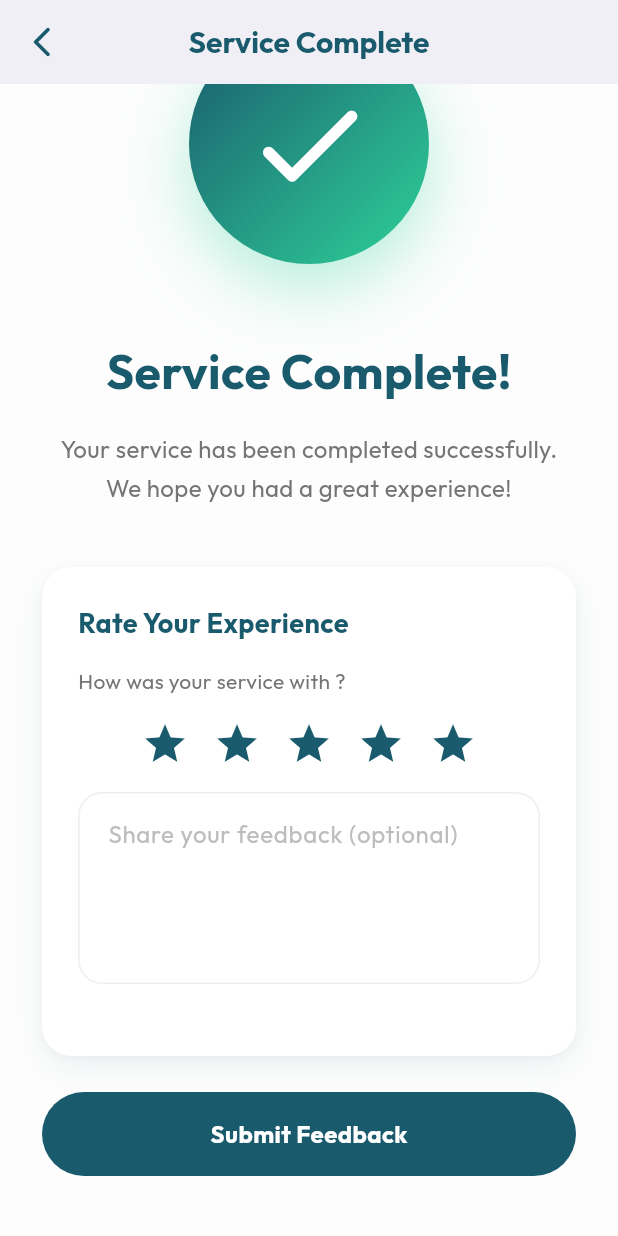
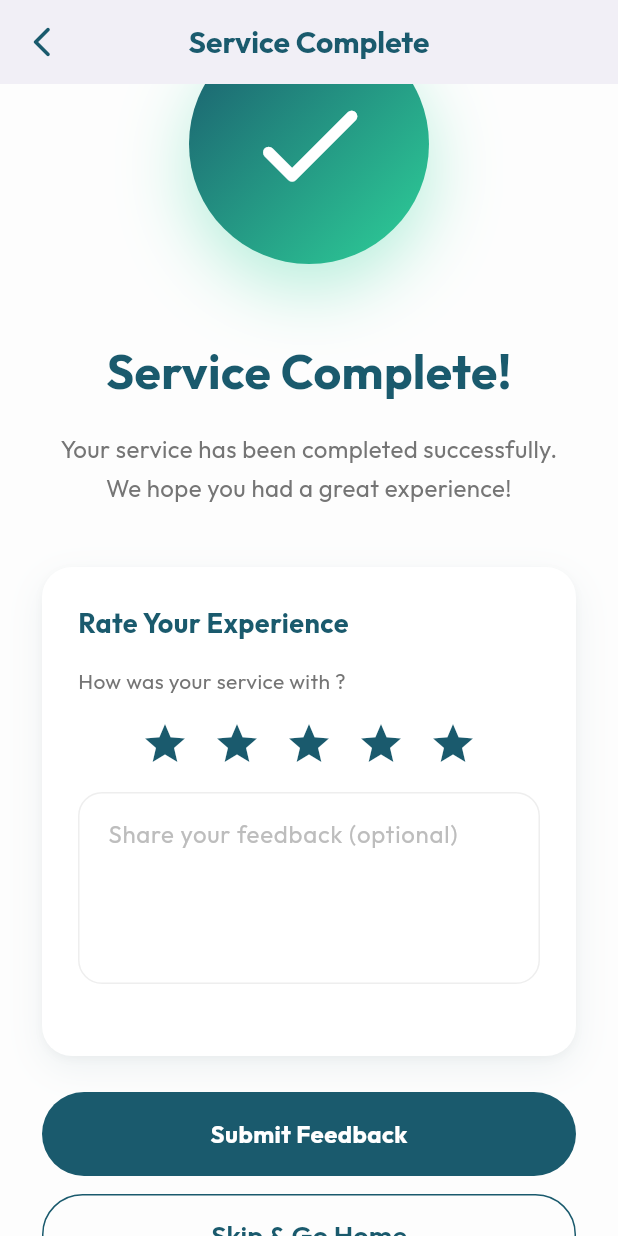
Before and after one commit to shameekyogi68/ConVenZ, a Flutter app: the CompletionScreen screen opened directly with empty values, scrolled down 40 dp, on a phone screen of 412 x 824 dp. Run offline on Flutter 3.47's test engine with Material 3 defaults, Android fonts, the phone set to English and light mode, and no system bars; drawn by our look-alikes of flutter_animate; our stand-ins replace dio, firebase_core, firebase_messaging, flutter_dotenv, flutter_local_notifications, flutter_map and 7 more; accounts and stored records are empty; network calls fail; statements that could not run were skipped.

Commit message:
fix: complete mock vendor booking flow end-to-end
- vendor_searching_screen: navigate to /vendorDetails with Booking object on accept (was /vendorFound dead-end)
- booking_otp_screen: after OTP verify, call mockProgress→completed then fetch fresh Booking before navigating to completion
- completion_screen: remove blocking empty-feedback guard (feedback is optional), add 'Skip & Go Home' button
- backend getBookingDetails: add .select('+otpStart') so the OTP code is returned to Flutter
- booking.dart Booking model: keep booking_id getter and externalVendor parsing for mock vendor name/phone

```diff
--- a/frontend/lib/screens/booking_flow/completion_screen.dart
+++ b/frontend/lib/screens/booking_flow/completion_screen.dart
@@ -165,7 +165,7 @@ class _CompletionScreenState extends State<CompletionScreen> {
 
               const SizedBox(height: 24),
 
-              // Submit button or error message
+              // Error message
               if (_error != null)
                 Container(
                   padding: const EdgeInsets.all(16),
@@ -180,13 +180,29 @@ class _CompletionScreenState extends State<CompletionScreen> {
                     style: TextStyle(color: Colors.red.shade700, fontSize: 14),
                     textAlign: TextAlign.center,
                   ),
-                )
-              else
-                PrimaryButton(
-                  text: 'Submit Feedback',
-                  isLoading: _isSubmitting,
-                  onPressed: _submitFeedback,
-                ).animate().fade(delay: 600.ms, duration: 400.ms).slideY(begin: 0.2, end: 0),
+                ),
+
+              PrimaryButton(
+                text: 'Submit Feedback',
+                isLoading: _isSubmitting,
+                onPressed: _isSubmitting ? null : _submitFeedback,
+              ).animate().fade(delay: 600.ms, duration: 400.ms).slideY(begin: 0.2, end: 0),
+
+              const SizedBox(height: 12),
+
+              SizedBox(
+                width: double.infinity,
+                child: OutlinedButton(
+                  onPressed: () => context.go('/home'),
+                  style: OutlinedButton.styleFrom(
+                    foregroundColor: AppColors.primaryTeal,
+                    side: const BorderSide(color: AppColors.primaryTeal),
+                    padding: const EdgeInsets.symmetric(vertical: 14),
+                    shape: RoundedRectangleBorder(borderRadius: BorderRadius.circular(100)),
+                  ),
+                  child: const Text('Skip & Go Home', style: TextStyle(fontWeight: FontWeight.w600)),
+                ),
+              ).animate().fade(delay: 650.ms),
 
               const SizedBox(height: 40),
             ],
@@ -197,13 +213,6 @@ class _CompletionScreenState extends State<CompletionScreen> {
   }
 
   Future<void> _submitFeedback() async {
-    if (_feedbackController.text.trim().isEmpty) {
-      setState(() {
-        _error = 'Please provide a rating before submitting feedback.';
-      });
-      return;
-    }
-
     setState(() {
       _isSubmitting = true;
       _error = null;
```
Also changed, not shown: frontend/lib/screens/booking_flow/booking_otp_screen.dart (+20 -13 lines), frontend/lib/screens/home/booking/vendor_searching_screen.dart (+2 -9 lines), 1 other file.
